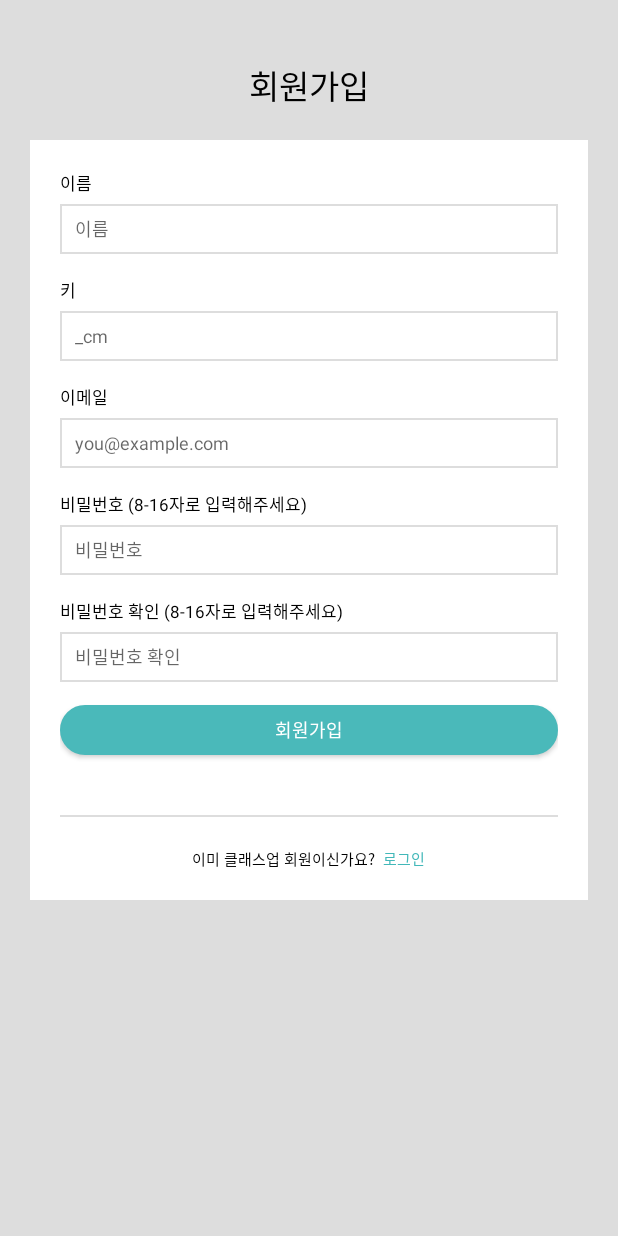
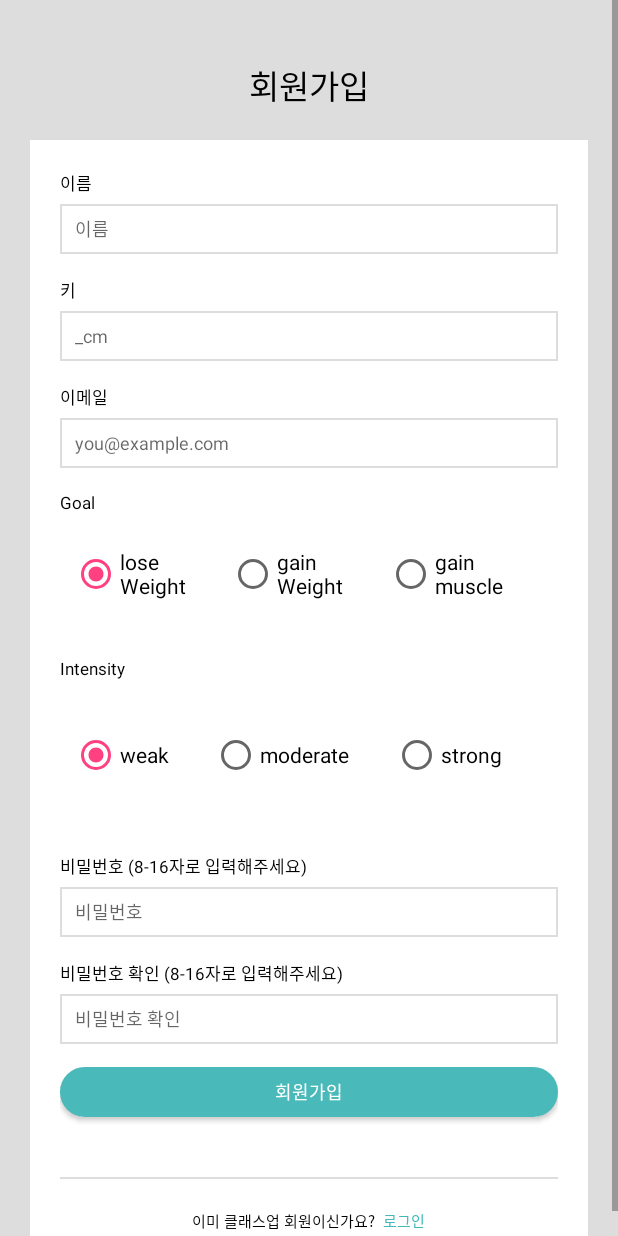
Before and after one commit to yansfil/ic_tomorrance, an Android app: the SigninActivity screen opened directly, with no data from a screen before it, after a tap on "SIGN UP", on a phone screen of 412 x 824 dp. Run offline under Robolectric (Android 15) with nearby library versions, the phone set to English and light mode, and no system bars; libraries missing offline, so code that uses them is left out: uk.co.chrisjenx; Roboto replaces fonts that are not available here.

Commit message:
update goal

```diff
--- a/app/src/main/java/com/example/hoyeonlee/imaginecup/Login/LoginActivity.java
+++ b/app/src/main/java/com/example/hoyeonlee/imaginecup/Login/SigninActivity.java
@@ -28,7 +28,7 @@ import retrofit2.Response;
  * Created by hoyeonlee on 2018. 2. 23..
  */
 
-public class LoginActivity extends AppCompatActivity implements View.OnClickListener {
+public class SigninActivity extends AppCompatActivity implements View.OnClickListener {
 
     Button loginButton;
     Button signupButton;
@@ -40,7 +40,7 @@ public class LoginActivity extends AppCompatActivity implements View.OnClickList
     @Override
     protected void onCreate(@Nullable Bundle savedInstanceState) {
         super.onCreate(savedInstanceState);
-        setContentView(R.layout.activity_login);
+        setContentView(R.layout.activity_signin);
         loginButton = (Button) findViewById(R.id.btn_login);
         signupButton = findViewById(R.id.btn_join);
         emailInput = findViewById(R.id.input_email);
@@ -64,12 +64,12 @@ public class LoginActivity extends AppCompatActivity implements View.OnClickList
                             startActivity(intent);
                             finish();
                         }
-                        else Toast.makeText(LoginActivity.this, "Login Error. Try again!!", Toast.LENGTH_SHORT).show();
+                        else Toast.makeText(SigninActivity.this, "Login Error. Try again!!", Toast.LENGTH_SHORT).show();
                 }
 
                 @Override
                 public void onFailure(Call<LoginResult> call, Throwable t) {
-                    Toast.makeText(LoginActivity.this, "Server Error", Toast.LENGTH_SHORT).show();
+                    Toast.makeText(SigninActivity.this, "Server Error", Toast.LENGTH_SHORT).show();
                 }
             });
 
--- a/app/src/main/java/com/example/hoyeonlee/imaginecup/Utils/StaticFunctions.java
+++ b/app/src/main/java/com/example/hoyeonlee/imaginecup/Utils/StaticFunctions.java
@@ -4,7 +4,7 @@ import android.content.Context;
 import android.content.Intent;
 import android.widget.Toast;
 
-import com.example.hoyeonlee.imaginecup.Login.LoginActivity;
+import com.example.hoyeonlee.imaginecup.Login.SigninActivity;
 
 /**
  * Created by hoyeonlee on 2018. 3. 24..
@@ -26,7 +26,7 @@ public class StaticFunctions {
 
     public void goFirstPage(){
         Toast.makeText(context, "SESSION OUTDATED. PLEASE LOGIN AGAIN", Toast.LENGTH_SHORT).show();
-        Intent intent = new Intent(context, LoginActivity.class);
+        Intent intent = new Intent(context, SigninActivity.class);
         intent.setFlags(Intent.FLAG_ACTIVITY_CLEAR_TASK|Intent.FLAG_ACTIVITY_NEW_TASK);
         context.startActivity(intent);
     }
--- /dev/null
+++ b/app/src/main/res/drawable/selector_radio.xml
@@ -0,0 +1,5 @@
+<?xml version="1.0" encoding="utf-8"?>
+<selector xmlns:android="http://schemas.android.com/apk/res/android">
+    <item android:state_checked="false" android:drawable="@drawable/shape_radio_unchecked"/>
+    <item android:state_checked="true" android:drawable="@drawable/shape_radio_checked"/>
+</selector>
--- a/app/src/main/res/layout/activity_signup.xml
+++ b/app/src/main/res/layout/activity_signup.xml
@@ -118,6 +118,95 @@
             </LinearLayout>
 
             <TextView
+                android:id="@+id/textView5"
+                android:layout_width="wrap_content"
+                android:layout_height="wrap_content"
+                android:text="Goal"
+                android:layout_marginTop="15dp"
+                android:textSize="11sp"
+                app:layout_constraintEnd_toEndOf="parent"
+                app:layout_constraintStart_toStartOf="parent"
+                app:layout_constraintTop_toTopOf="parent" />
+
+            <RadioGroup
+                android:id="@+id/group_goal"
+                android:layout_width="match_parent"
+                android:layout_height="80dp"
+                android:layout_marginEnd="8dp"
+                android:layout_marginStart="8dp"
+                android:orientation="horizontal"
+                >
+
+                <RadioButton
+                    android:id="@+id/goal1"
+                    android:layout_width="wrap_content"
+                    android:layout_height="match_parent"
+                    android:layout_weight="1"
+                    android:checked="true"
+                    android:text="lose Weight" />
+
+                <RadioButton
+                    android:id="@+id/goal2"
+                    android:layout_width="wrap_content"
+                    android:layout_height="match_parent"
+                    android:layout_weight="1"
+                    android:text="gain Weight" />
+
+                <RadioButton
+                    android:id="@+id/goal3"
+                    android:layout_width="wrap_content"
+                    android:layout_height="match_parent"
+                    android:layout_weight="1"
+                    android:text="gain muscle" />
+            </RadioGroup>
+
+            <TextView
+                android:id="@+id/textView12"
+                android:layout_width="wrap_content"
+                android:layout_height="wrap_content"
+                android:text="Intensity"
+                android:layout_marginTop="15dp"
+                android:textSize="11sp"
+                app:layout_constraintEnd_toEndOf="parent"
+                app:layout_constraintStart_toStartOf="parent"
+                app:layout_constraintTop_toTopOf="parent" />
+
+            <RadioGroup
+                android:id="@+id/group_intensity"
+                android:layout_width="match_parent"
+                android:layout_height="100dp"
+                android:layout_marginEnd="8dp"
+                android:layout_marginStart="8dp"
+                android:orientation="horizontal"
+                app:layout_constraintEnd_toEndOf="parent"
+                app:layout_constraintHorizontal_bias="0.0"
+                app:layout_constraintStart_toStartOf="parent"
+                app:layout_constraintTop_toBottomOf="@id/textView12">
+
+                <RadioButton
+                    android:id="@+id/intensity1"
+                    android:layout_width="wrap_content"
+                    android:layout_height="match_parent"
+                    android:layout_weight="1"
+                    android:checked="true"
+                    android:text="weak" />
+
+                <RadioButton
+                    android:id="@+id/intensity2"
+                    android:layout_width="wrap_content"
+                    android:layout_height="match_parent"
+                    android:layout_weight="1"
+                    android:text="moderate" />
+
+                <RadioButton
+                    android:id="@+id/intensity3"
+                    android:layout_width="wrap_content"
+                    android:layout_height="match_parent"
+                    android:layout_weight="1"
+                    android:text="strong" />
+            </RadioGroup>
+
+            <TextView
                 android:layout_width="wrap_content"
                 android:layout_height="wrap_content"
                 android:text="비밀번호 (8-16자로 입력해주세요)"
```
Also changed, not shown: app/src/main/AndroidManifest.xml (+24 -60 lines), app/src/main/java/com/example/hoyeonlee/imaginecup/GoalDialog.java (added, +68 -0 lines), app/src/main/java/com/example/hoyeonlee/imaginecup/History/HistoryActivity.java (+5 -4 lines), app/src/main/java/com/example/hoyeonlee/imaginecup/MainActivity.java (+7 -3 lines), app/src/main/java/com/example/hoyeonlee/imaginecup/Utils/ModelLoadTask.java (+8 -3 lines), app/src/main/java/com/example/hoyeonlee/imaginecup/ViewModel/ViewerActivity.java (+12 -8 lines), app/src/main/java/com/example/hoyeonlee/imaginecup/_Application.java (+0 -13 lines), app/src/main/res/drawable/shape_radio_checked.xml (added, +8 -0 lines), app/src/main/res/drawable/shape_radio_unchecked.xml (added, +7 -0 lines), app/src/main/res/layout/dialog_goal.xml (added, +134 -0 lines), app/src/main/res/layout/activity_signin.xml (renamed from app/src/main/res/layout/activity_login.xml).
